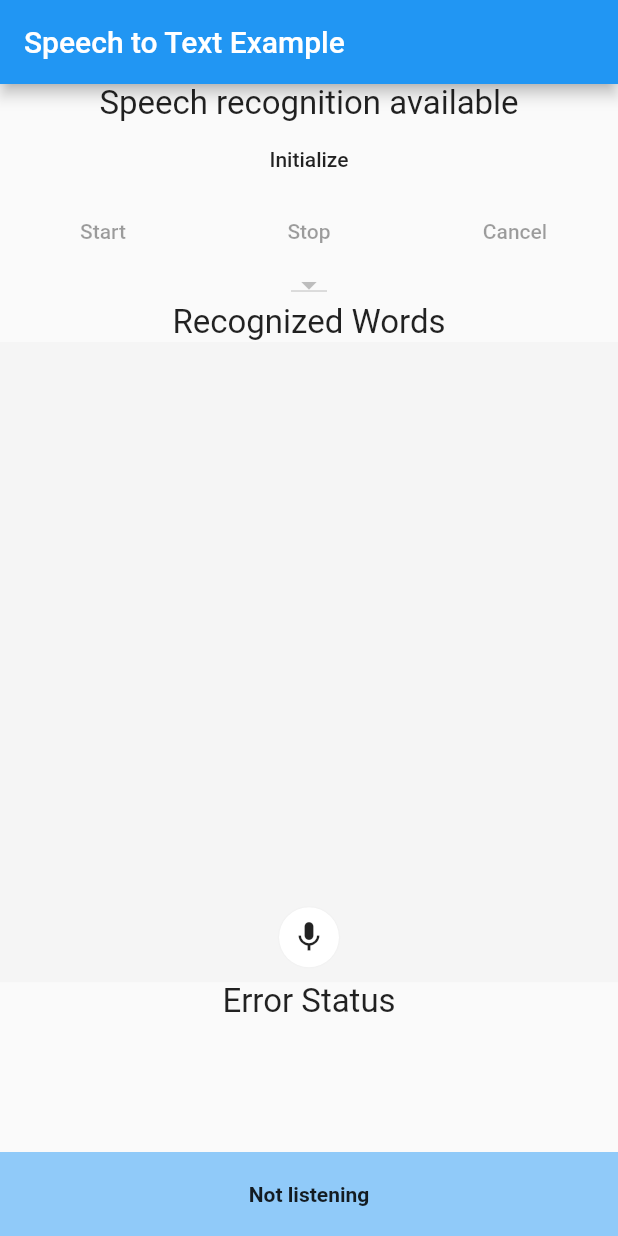
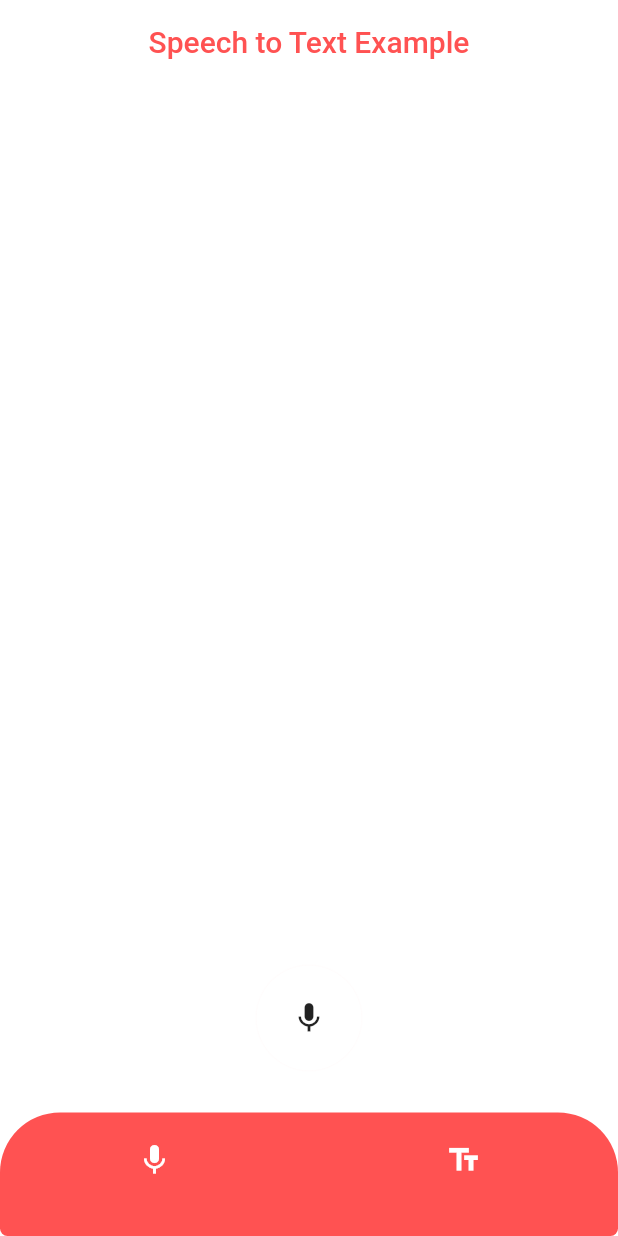
Before and after one commit to ebubechi/talk_and_do, a Flutter app: the screen it shows after launch, after a tap on "Speech-to-Text", on a phone screen of 412 x 824 dp. Run offline on Flutter 3.47's test engine with Material 2 defaults, Android fonts, the phone set to English and light mode, and no system bars; our stand-ins replace flutter_tts, speech_to_text.

Commit message:
done with speech-to-text

```diff
--- /dev/null
+++ b/lib/bottomSheet.dart
@@ -0,0 +1,69 @@
+import 'package:flutter/material.dart';
+
+class MyFloatingActionButton extends StatefulWidget {
+  final Widget data;
+  MyFloatingActionButton({this.data});
+  @override
+  _MyFloatingActionButtonState createState() => _MyFloatingActionButtonState();
+}
+
+class _MyFloatingActionButtonState extends State<MyFloatingActionButton> {
+  bool showFab = true;
+  @override
+  Widget build(BuildContext context) {
+    return showFab
+        ? FloatingActionButton(
+          elevation: 5.0,
+                child: Icon(
+                  Icons.arrow_drop_down,
+                  size: 30.0,
+                ),
+                backgroundColor: Colors.redAccent,
+            onPressed: () {
+              var bottomSheetController = showBottomSheet(
+                  context: context,
+                  builder: (context) => BottomSheetWidget(
+                        data: widget.data,
+                      ),
+              );
+              showFoatingActionButton(false);
+              bottomSheetController.closed.then((value) {
+                showFoatingActionButton(true);
+              });
+            },
+          )
+        : Container();
+  }
+
+  void showFoatingActionButton(bool value) {
+    setState(() {
+      showFab = value;
+    });
+  }
+}
+
+class BottomSheetWidget extends StatefulWidget {
+  final Widget data;
+  const BottomSheetWidget({this.data});
+  @override
+  _BottomSheetWidgetState createState() => _BottomSheetWidgetState();
+}
+
+class _BottomSheetWidgetState extends State<BottomSheetWidget> {
+  @override
+  Widget build(BuildContext context) {
+
+    return Container(
+      color: Colors.white,
+      margin: const EdgeInsets.only(top: 5, left: 15, right: 15),
+      height: MediaQuery.of(context).size.height / 4,
+      width: MediaQuery.of(context).size.width,
+      child: Column(
+          mainAxisSize: MainAxisSize.max,
+          mainAxisAlignment: MainAxisAlignment.center,
+          children: [
+            widget.data,
+          ]),
+    );
+  }
+}
--- a/lib/speech_to_text.dart
+++ b/lib/speech_to_text.dart
@@ -5,6 +5,7 @@ import 'package:flutter/material.dart';
 import 'package:speech_to_text/speech_recognition_error.dart';
 import 'package:speech_to_text/speech_recognition_result.dart';
 import 'package:speech_to_text/speech_to_text.dart';
+import 'package:talk_and_do/text_to_speech.dart';
 
 // void main() => runApp(Speech2Text());
 
@@ -28,6 +29,7 @@ class _Speech2TextState extends State<Speech2Text> {
 
   @override
   void initState() {
+    initSpeechState();
     super.initState();
   }
 
@@ -54,83 +56,86 @@ class _Speech2TextState extends State<Speech2Text> {
   @override
   Widget build(BuildContext context) {
     return MaterialApp(
+      debugShowCheckedModeBanner: false,
       home: Scaffold(
+        backgroundColor: Colors.white,
         appBar: AppBar(
-          title: const Text('Speech to Text Example'),
+          backgroundColor: Colors.white,
+          elevation: 0.0,
+          title: Center(
+            child: const Text(
+              'Speech to Text Example',
+              style: TextStyle(color: Colors.redAccent),
+            ),
+          ),
         ),
         body: Column(children: [
-          Center(
-            child: Text(
-              'Speech recognition available',
-              style: TextStyle(fontSize: 22.0),
-            ),
-          ),
           Container(
-            child: Column(
-              children: <Widget>[
-                Row(
-                  mainAxisAlignment: MainAxisAlignment.spaceAround,
-                  children: <Widget>[
-                    FlatButton(
-                      child: Text('Initialize'),
-                      onPressed: _hasSpeech ? null : initSpeechState,
-                    ),
-                  ],
-                ),
-                Row(
-                  mainAxisAlignment: MainAxisAlignment.spaceAround,
-                  children: <Widget>[
-                    FlatButton(
-                      child: Text('Start'),
-                      onPressed: !_hasSpeech || speech.isListening
-                          ? null
-                          : startListening,
-                    ),
-                    FlatButton(
-                      child: Text('Stop'),
-                      onPressed: speech.isListening ? stopListening : null,
-                    ),
-                    FlatButton(
-                      child: Text('Cancel'),
-                      onPressed: speech.isListening ? cancelListening : null,
-                    ),
-                  ],
-                ),
-                Row(
-                  mainAxisAlignment: MainAxisAlignment.spaceAround,
-                  children: <Widget>[
-                    DropdownButton(
-                      onChanged: (selectedVal) => _switchLang(selectedVal),
-                      value: _currentLocaleId,
-                      items: _localeNames
-                          .map(
-                            (localeName) => DropdownMenuItem(
-                              value: localeName.localeId,
-                              child: Text(localeName.name),
-                            ),
-                          )
-                          .toList(),
-                    ),
-                  ],
-                )
-              ],
-            ),
+            // child: Column(
+            //   children: <Widget>[
+                // Row(
+                //   mainAxisAlignment: MainAxisAlignment.spaceAround,
+                //   children: <Widget>[
+                //     FlatButton(
+                //       child: Text('Initialize'),
+                //       onPressed: _hasSpeech ? null : initSpeechState,
+                //     ),
+                //   ],
+                // ),
+                // Row(
+                //   mainAxisAlignment: MainAxisAlignment.spaceAround,
+                //   children: <Widget>[
+                //     FlatButton(
+                //       child: Text('Start'),
+                //       onPressed: !_hasSpeech || speech.isListening
+                //           ? null
+                //           : startListening,
+                //     ),
+                //     FlatButton(
+                //       child: Text('Stop'),
+                //       onPressed: speech.isListening ? stopListening : null,
+                //     ),
+                //     FlatButton(
+                //       child: Text('Cancel'),
+                //       onPressed: speech.isListening ? cancelListening : null,
+                //     ),
+                //   ],
+                // ),
+                // Row(
+                //   mainAxisAlignment: MainAxisAlignment.spaceAround,
+                //   children: <Widget>[
+                //     DropdownButton(
+                //       onChanged: (selectedVal) => _switchLang(selectedVal),
+                //       value: _currentLocaleId,
+                //       items: _localeNames
+                //           .map(
+                //             (localeName) => DropdownMenuItem(
+                //               value: localeName.localeId,
+                //               child: Text(localeName.name),
+                //             ),
+                //           )
+                //           .toList(),
+                //     ),
+                //   ],
+                // )
+            //   ],
+            // ),
           ),
           Expanded(
             flex: 4,
             child: Column(
               children: <Widget>[
-                Center(
-                  child: Text(
-                    'Recognized Words',
-                    style: TextStyle(fontSize: 22.0),
-                  ),
-                ),
+                // Center(
+                //   child: Text(
+                //     'Recognized Words',
+                //     style: TextStyle(fontSize: 22.0),
+                //   ),
+                // ),
                 Expanded(
                   child: Stack(
                     children: <Widget>[
                       Container(
-                        color: Theme.of(context).selectedRowColor,
+                        color: Colors.white,
                         child: Center(
                           child: Text(
                             lastWords,
@@ -139,19 +144,19 @@ class _Speech2TextState extends State<Speech2Text> {
                         ),
                       ),
                       Positioned.fill(
-                        bottom: 10,
+                        bottom: 20,
                         child: Align(
                           alignment: Alignment.bottomCenter,
                           child: Container(
-                            width: 40,
-                            height: 40,
+                            width: 70.0,
+                            height: 70.0,
                             alignment: Alignment.center,
                             decoration: BoxDecoration(
                               boxShadow: [
                                 BoxShadow(
                                     blurRadius: .26,
                                     spreadRadius: level * 1.5,
-                                    color: Colors.black.withOpacity(.05))
+                                    color: Colors.redAccent.withOpacity(.05))
                               ],
                               color: Colors.white,
                               borderRadius:
@@ -159,7 +164,9 @@ class _Speech2TextState extends State<Speech2Text> {
                             ),
                             child: IconButton(
                               icon: Icon(Icons.mic),
-                              onPressed: () => null,
+                              onPressed: !_hasSpeech || speech.isListening
+                                  ? stopListening
+                                  : startListening,
                             ),
                           ),
                         ),
@@ -167,40 +174,93 @@ class _Speech2TextState extends State<Speech2Text> {
                     ],
                   ),
                 ),
+                Padding(
+                    padding: const EdgeInsets.only(top: 8.0),
+                    child: Container(
+                      decoration: BoxDecoration(
+                          color: Colors.redAccent,
+                          borderRadius: BorderRadius.vertical(
+                              top: Radius.circular(40),
+                              bottom: Radius.circular(5))),
+                      height: MediaQuery.of(context).size.height / 10,
+                      child: Row(children: [
+                        Expanded(
+                          child: Column(
+                            children: [
+                              Padding(
+                                padding: const EdgeInsets.only(top: 8.0),
+                                child: IconButton(
+                                    icon: Icon(
+                                      Icons.mic,
+                                      color: Colors.white,
+                                    ),
+                                    onPressed: () {
+                                      Navigator.push(
+                                          context,
+                                          MaterialPageRoute(
+                                              builder: (context) =>
+                                                  Speech2Text()));
+                                    }),
+                              ),
                             ],
                           ),
                         ),
                         Expanded(
-            flex: 1,
                           child: Column(
-              children: <Widget>[
-                Center(
-                  child: Text(
-                    'Error Status',
-                    style: TextStyle(fontSize: 22.0),
-                  ),
-                ),
-                Center(
-                  child: Text(lastError),
+                            children: [
+                              Padding(
+                                padding: const EdgeInsets.only(top: 8.0),
+                                child: IconButton(
+                                    icon: Icon(Icons.text_fields,
+                                        color: Colors.white),
+                                    onPressed: () {
+                                      Navigator.push(
+                                          context,
+                                          MaterialPageRoute(
+                                              builder: (context) =>
+                                                  TextToSpeech()));
+                                    }),
                               ),
                             ],
                           ),
                         ),
-          Container(
-            padding: EdgeInsets.symmetric(vertical: 20),
-            color: Theme.of(context).backgroundColor,
-            child: Center(
-              child: speech.isListening
-                  ? Text(
-                      "I'm listening...",
-                      style: TextStyle(fontWeight: FontWeight.bold),
+                      ]),
+                    ),
                   )
-                  : Text(
-                      'Not listening',
-                      style: TextStyle(fontWeight: FontWeight.bold),
+              ],
             ),
           ),
-          ),
+          // Expanded(
+          //   flex: 1,
+          //   child: Column(
+          //     children: <Widget>[
+          //       Center(
+          //         child: Text(
+          //           'Error Status',
+          //           style: TextStyle(fontSize: 22.0),
+          //         ),
+          //       ),
+          //       Center(
+          //         child: Text(lastError),
+          //       ),
+          //     ],
+          //   ),
+          // ),
+          // Container(
+          //   padding: EdgeInsets.symmetric(vertical: 20),
+          //   color: Theme.of(context).backgroundColor,
+          //   child: Center(
+          //     child: speech.isListening
+          //         ? Text(
+          //             "I'm listening...",
+          //             style: TextStyle(fontWeight: FontWeight.bold),
+          //           )
+          //         : Text(
+          //             'Not listening',
+          //             style: TextStyle(fontWeight: FontWeight.bold),
+          //           ),
+          //   ),
+          // ),
         ]),
       ),
     );
--- a/lib/text_to_speech.dart
+++ b/lib/text_to_speech.dart
@@ -4,6 +4,7 @@ import 'package:flutter/foundation.dart' show kIsWeb;
 
 import 'package:flutter/material.dart';
 import 'package:flutter_tts/flutter_tts.dart';
+import 'package:talk_and_do/bottomSheet.dart';
 import 'package:talk_and_do/speech_to_text.dart';
 
 // void main() => runApp(MyApp());
@@ -390,72 +391,16 @@ class _TextToSpeechState extends State<TextToSpeech> {
   }
 }
 
-class MyFloatingActionButton extends StatefulWidget {
-  final Widget data;
-  MyFloatingActionButton({this.data});
-  @override
-  _MyFloatingActionButtonState createState() => _MyFloatingActionButtonState();
-}
 
-class _MyFloatingActionButtonState extends State<MyFloatingActionButton> {
-  bool showFab = true;
-  @override
-  Widget build(BuildContext context) {
-    return showFab
-        ? FloatingActionButton(
-            onPressed: () {
-              var bottomSheetController = showBottomSheet(
-                  context: context,
-                  builder: (context) => BottomSheetWidget(
-                        data: widget.data,
-                      ));
-              showFoatingActionButton(false);
-              bottomSheetController.closed.then((value) {
-                showFoatingActionButton(true);
-              });
-            },
-          )
-        : Container();
-  }
 
-  void showFoatingActionButton(bool value) {
-    setState(() {
-      showFab = value;
-    });
-  }
-}
 
-class BottomSheetWidget extends StatefulWidget {
-  final Widget data;
-  const BottomSheetWidget({this.data});
-  @override
-  _BottomSheetWidgetState createState() => _BottomSheetWidgetState();
-}
 
-class _BottomSheetWidgetState extends State<BottomSheetWidget> {
-  @override
-  Widget build(BuildContext context) {
-    return StatefulBuilder(
-        builder: (BuildContext context, StateSetter setState) {
-      return GestureDetector(
-        onTap: () => setState((){}),
-        child: Container(
-          color: Colors.white,
-          margin: const EdgeInsets.only(top: 5, left: 15, right: 15),
-          height: MediaQuery.of(context).size.height / 4,
-          width: MediaQuery.of(context).size.width,
-          child: Column(
-              mainAxisSize: MainAxisSize.max,
-              mainAxisAlignment: MainAxisAlignment.center,
-              children: [
-                widget.data,
 
-              ]),
-        ),
-      );
-    });
-  }
-}
+
+
+
+
+
 
 // FloatingActionButton(
 //                 elevation: 5.0,
```
Also changed, not shown: gg.dart (added), 1 other file. Lines whose indentation alone changed are shown as unchanged.
